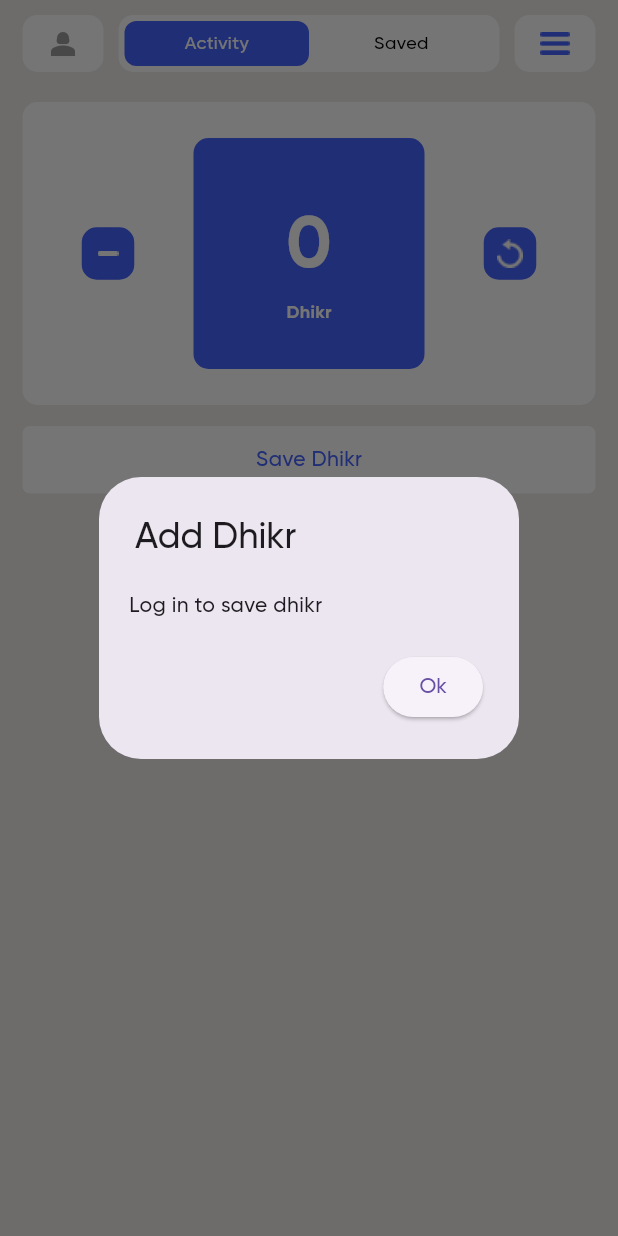
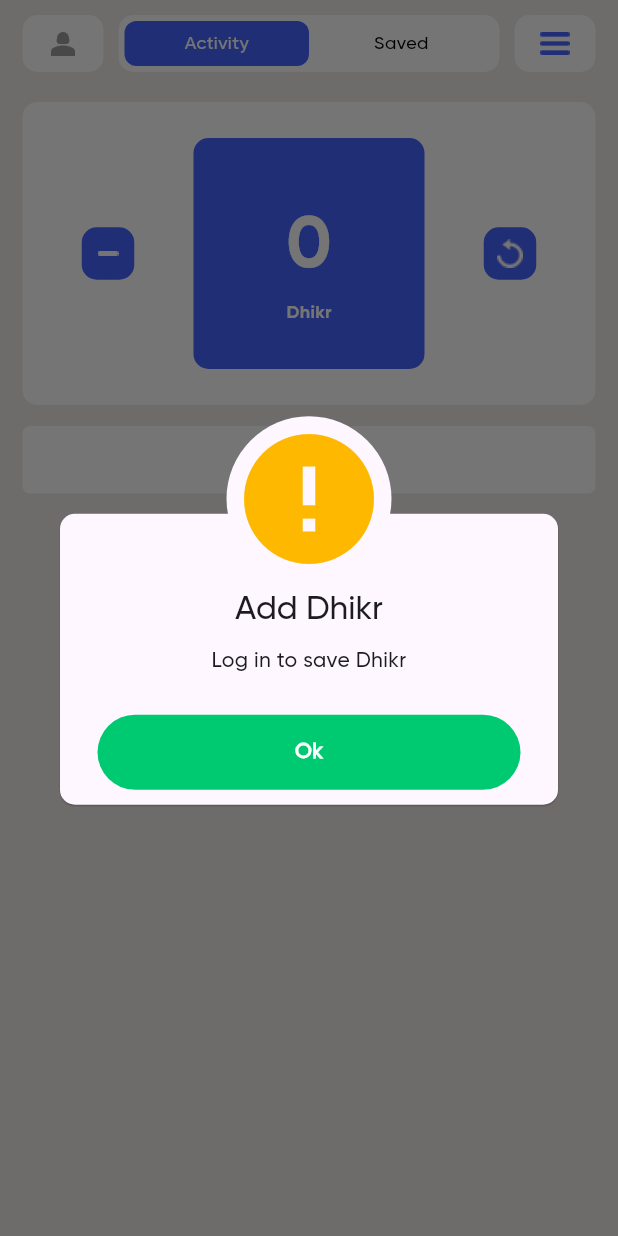
Before and after one commit to merekesabitov/TasbihApp, a Flutter app: the screen it shows after launch, after a tap on "Save Dhikr", on a phone screen of 412 x 824 dp. Run offline on Flutter 3.47's test engine with Material 3 defaults, Android fonts, the phone set to English and light mode, and no system bars; our stand-ins replace awesome_dialog, easy_localization, email_validator, firebase_auth, firebase_core, firebase_remote_config and 4 more; missing offline and left inert: easy_localization_loader; accounts and stored records are empty.

```diff
--- a/Tasbih_App/lib/main.dart
+++ b/Tasbih_App/lib/main.dart
@@ -56,7 +56,7 @@ class Tasbih extends StatelessWidget {
       child: KeyedSubtree(
         key: ValueKey(context.locale),
         child: MaterialApp.router(
-          debugShowCheckedModeBanner: true,
+          debugShowCheckedModeBanner: false,
           theme: ThemeData(
             fontFamily: 'Gilroy-Medium',
           ),
--- a/Tasbih_App/lib/pages/home/counter_panel/counter_panel.dart
+++ b/Tasbih_App/lib/pages/home/counter_panel/counter_panel.dart
@@ -1,3 +1,4 @@
+import 'package:awesome_dialog/awesome_dialog.dart';
 import 'package:easy_localization/easy_localization.dart';
 import 'package:firebase_auth/firebase_auth.dart';
 import 'package:flutter/cupertino.dart';
@@ -89,23 +90,14 @@ class CounterPanel extends StatelessWidget {
             GestureDetector(
               onTap: () {
                 if (user == null) {
-                  showDialog(
-                    context: context,
-                    builder: (context) {
-                      return AlertDialog(
-                        contentPadding: const EdgeInsets.all(20.0),
-                        title: Text('Add Dhikr'.tr()),
-                        content: const Text('Log in to save dhikr', textAlign: TextAlign.start,),
-                        actions: [
-                          ElevatedButton(
-                              onPressed: () {
-                                Navigator.pop(context);
-                              },
-                              child: const Text('Ok'))
-                        ],
-                      );
-                    },
-                  );
+                  AwesomeDialog(
+            context: context,
+            dialogType: DialogType.warning,
+            animType: AnimType.bottomSlide,
+            title: 'Add Dhikr',
+            desc: 'Log in to save Dhikr',
+            btnOkOnPress: () {},
+            ).show();
                 } else {
                   showDialog(
                     context: context,
--- a/Tasbih_App/pubspec.yaml
+++ b/Tasbih_App/pubspec.yaml
@@ -48,6 +48,8 @@ dependencies:
   firebase_analytics: ^10.7.4
   email_validator: ^2.1.17
   firebase_auth: ^4.16.0
+  awesome_dialog: ^3.2.0
+  quickalert: ^1.0.2
 
 dev_dependencies:
   flutter_test:
```
Also changed, not shown: Tasbih_App/pubspec.lock, 3 other files.
